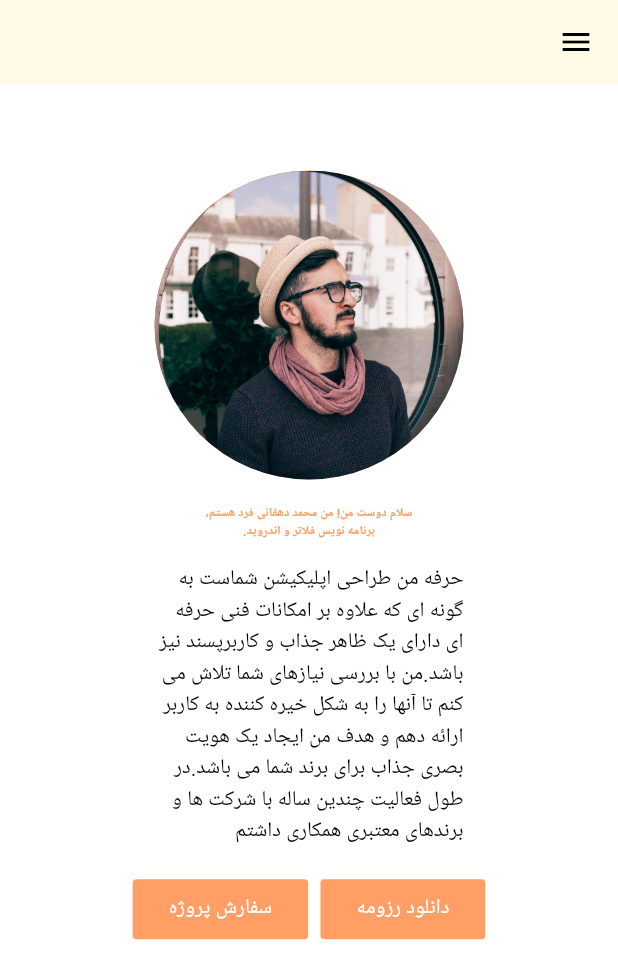
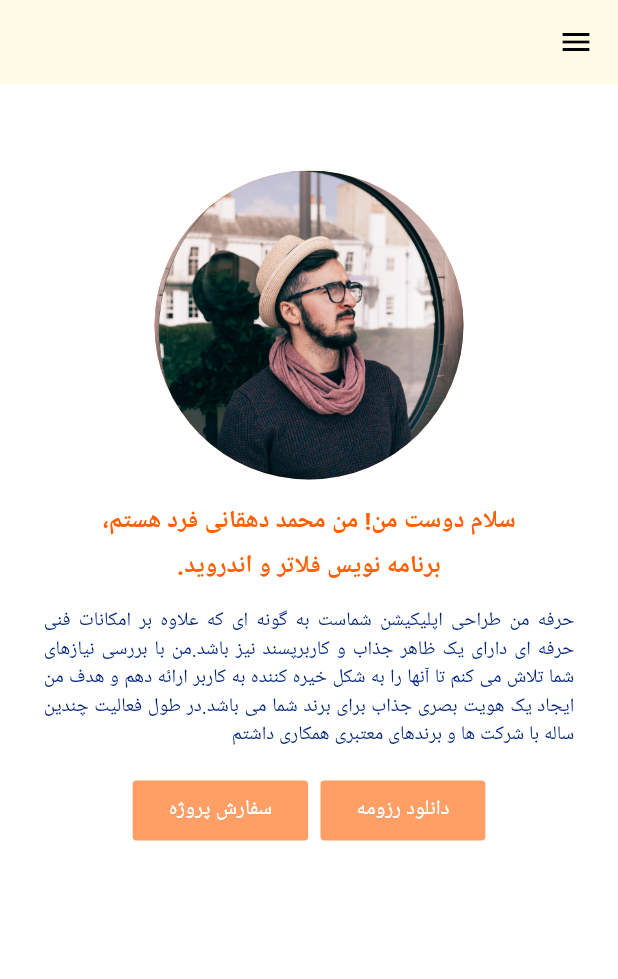
Before and after one commit to mohammad-dehghanifard/flutter_portfolio, a Flutter app: the screen it shows after launch, on a phone screen of 412 x 824 dp. Shown: the top 979 px of the screen. Run offline on Flutter 3.47's test engine with Material 3 defaults, Android fonts, the phone set to English and light mode, and no system bars.

Commit message:
completed responsive myInfo widget

```diff
--- a/lib/helpers/themes.dart
+++ b/lib/helpers/themes.dart
@@ -1,7 +1,11 @@
 import 'package:flutter/material.dart';
+import 'package:flutter_portfolio/helpers/responsive.dart';
 
 class AppThemes {
-  static ThemeData light = ThemeData(
+
+  static ThemeData light(BuildContext context) {
+    final Size size = MediaQuery.sizeOf(context);
+    return ThemeData(
         colorScheme: const ColorScheme.light(
             background: Color(0xFFFFFAE6),
             primary: Color(0xFF002379),
@@ -12,6 +16,18 @@ class AppThemes {
             backgroundColor: Color(0xFFFFFAE6),
             elevation: 0.0,
             surfaceTintColor: Colors.transparent
+        ),
+      textTheme: TextTheme(
+        titleLarge: TextStyle(
+            fontSize: Responsive.isMobile(context) || Responsive.isMobile(context) ? size.height * 0.02 : size.width * 0.02,
+            fontWeight: FontWeight.w700,
+            color: const Color(0xFFFF5F00),
+        ),
+        bodyMedium: TextStyle(
+          fontSize: Responsive.isMobile(context) || Responsive.isMobile(context) ? size.height / 64 : size.width / 90,
+          color: const Color(0xFF002379),
+        ),
       )
     );
   }
+}
--- a/lib/main.dart
+++ b/lib/main.dart
@@ -22,7 +22,7 @@ class MyApp extends StatelessWidget {
       ],
       supportedLocales: const [Locale("fa"),Locale("en")],
       locale: const Locale("fa"),
-      theme: AppThemes.light,
+      theme: AppThemes.light(context),
       home: const MainPage(),
     );
   }
--- a/lib/pages/main_page.dart
+++ b/lib/pages/main_page.dart
@@ -1,6 +1,6 @@
 import 'package:flutter/material.dart';
 import 'package:flutter_portfolio/helpers/responsive.dart';
-import 'package:flutter_portfolio/widgets/main_content_web_widget.dart';
+import 'package:flutter_portfolio/widgets/my_info_widget.dart';
 import 'package:flutter_portfolio/widgets/web_navigation_item_widget.dart';
 
 class MainPage extends StatelessWidget {
@@ -37,7 +37,7 @@ class MainPage extends StatelessWidget {
                       ),
                     SizedBox(height: MediaQuery.sizeOf(context).height * 0.065),
                     // main content
-                    const MainContentWidget()
+                    const MyInfoWidget()
                   ],
               ),
             ),
--- a/lib/widgets/main_content_web_widget.dart
+++ b/lib/widgets/my_info_widget.dart
@@ -2,11 +2,12 @@ import 'package:flutter/material.dart';
 import 'package:flutter_portfolio/helpers/responsive.dart';
 import 'package:flutter_portfolio/widgets/app_button_widget.dart';
 
-class MainContentWidget extends StatelessWidget {
-  const MainContentWidget({super.key});
+class MyInfoWidget extends StatelessWidget {
+  const MyInfoWidget({super.key});
 
   @override
   Widget build(BuildContext context) {
+    final TextTheme textTheme = Theme.of(context).textTheme;
     final List<Widget> content = [
       AnimatedPadding(
         duration: const Duration(milliseconds: 500),
@@ -35,21 +36,23 @@ class MainContentWidget extends StatelessWidget {
       ),
 
       Column(
-        crossAxisAlignment: CrossAxisAlignment.center,
+        crossAxisAlignment: Responsive.isMobile(context) ? CrossAxisAlignment.center : CrossAxisAlignment.start,
         mainAxisAlignment: MainAxisAlignment.center,
         children: [
           // title
-          Text("سلام دوست من! من محمد دهقانی فرد هستم،",style: TextStyle(
-              fontSize: MediaQuery.sizeOf(context).width * 0.02,fontWeight: FontWeight.w700,color: Theme.of(context).colorScheme.primaryContainer
-          ),),
-          Text("برنامه نویس فلاتر و اندروید.",style: TextStyle(
-              fontSize: MediaQuery.sizeOf(context).width * 0.02,fontWeight: FontWeight.w700,color: Theme.of(context).colorScheme.primaryContainer
-          ),),
+          Text("سلام دوست من! من محمد دهقانی فرد هستم،",style: textTheme.titleLarge),
+          SizedBox(height: MediaQuery.sizeOf(context).height * 0.01),
+          Text("برنامه نویس فلاتر و اندروید.",style:  textTheme.titleLarge),
           SizedBox(height: MediaQuery.sizeOf(context).height * 0.02),
           // content
           SizedBox(
-            width:MediaQuery.sizeOf(context).width * 0.50,
-            child: const Text("حرفه من طراحی اپلیکیشن شماست به گونه ای که علاوه بر امکانات فنی حرفه ای دارای یک ظاهر جذاب و کاربرپسند نیز باشد.من با بررسی نیازهای شما تلاش می کنم تا آنها را به شکل خیره کننده به کاربر ارائه دهم و هدف من ایجاد یک هویت بصری جذاب برای برند شما می باشد.در طول فعالیت چندین ساله با شرکت ها و برندهای معتبری همکاری داشتم"),
+            width: Responsive.isMobile(context)? double.infinity :MediaQuery.sizeOf(context).width * 0.50,
+            child: Padding(
+              padding:  EdgeInsets.symmetric(horizontal: Responsive.isMobile(context) ? 25 : 0),
+              child: const Text(
+                  textAlign: TextAlign.justify,
+                  "حرفه من طراحی اپلیکیشن شماست به گونه ای که علاوه بر امکانات فنی حرفه ای دارای یک ظاهر جذاب و کاربرپسند نیز باشد.من با بررسی نیازهای شما تلاش می کنم تا آنها را به شکل خیره کننده به کاربر ارائه دهم و هدف من ایجاد یک هویت بصری جذاب برای برند شما می باشد.در طول فعالیت چندین ساله با شرکت ها و برندهای معتبری همکاری داشتم"),
+            ),
           ),
           SizedBox(height: MediaQuery.sizeOf(context).height * 0.02),
           Row(
```
Lines whose indentation alone changed are shown as unchanged.
